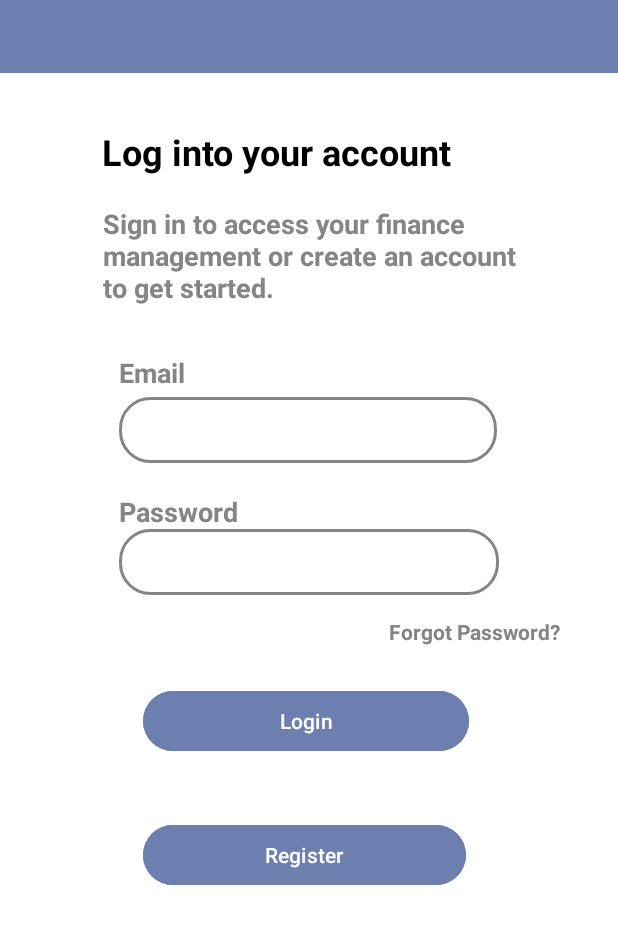
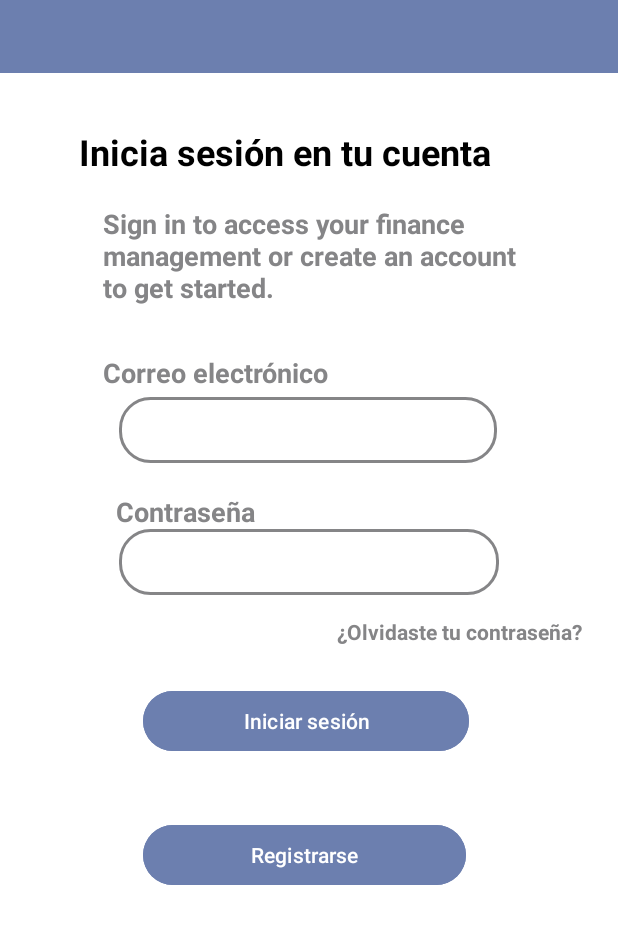
Before and after one commit to TomasGutierrezO/EcoNomada, an Android app: the screen it shows after launch (AuthActivity), on a phone screen of 412 x 824 dp, the part 175-1119 px from its top. Run offline under Robolectric (Android 15) with nearby library versions, the phone set to English and light mode, and no system bars; our stand-ins replace Firebase (no records; nobody signed in at launch, a user with empty details on screens opened directly).

Commit message:
fix: strings corrected

```diff
--- a/app/src/main/res/layout/activity_auth.xml
+++ b/app/src/main/res/layout/activity_auth.xml
@@ -34,7 +34,7 @@
         android:layout_height="wrap_content"
         android:layout_marginTop="36dp"
         android:layout_marginBottom="20dp"
-        android:text="Log into your account"
+        android:text="@string/log_into_your_account"
         android:textColor="#000000"
         android:textSize="24sp"
         android:textStyle="bold"
@@ -108,7 +108,7 @@
         android:layout_marginStart="80dp"
         android:layout_marginEnd="296dp"
         android:layout_marginBottom="48dp"
-        android:text="Email"
+        android:text="@string/email"
         android:textColor="#858587"
         android:textSize="18sp"
         android:textStyle="bold"
@@ -127,7 +127,7 @@
         android:layout_marginTop="20dp"
         android:layout_marginEnd="267dp"
         android:layout_marginBottom="49dp"
-        android:text="Password"
+        android:text="@string/password"
         android:textColor="#858587"
         android:textSize="18sp"
         android:textStyle="bold"
@@ -144,7 +144,7 @@
         android:layout_height="wrap_content"
         android:layout_marginStart="167dp"
         android:layout_marginTop="8dp"
-        android:text="Forgot Password?"
+        android:text="@string/forgot_password"
         android:textColor="#858587"
         android:textStyle="bold"
         app:layout_constraintBottom_toTopOf="@+id/loginButton"
@@ -160,7 +160,7 @@
         android:layout_height="48dp"
         android:layout_marginTop="60dp"
         android:backgroundTint="#6C7FAF"
-        android:text="Login"
+        android:text="@string/login"
         android:textColor="#FFFFFF"
         app:layout_constraintEnd_toEndOf="parent"
         app:layout_constraintHorizontal_bias="0.489"
@@ -173,7 +173,7 @@
         android:layout_height="48dp"
         android:layout_marginTop="36dp"
         android:backgroundTint="#6C7FAF"
-        android:text="Register"
+        android:text="@string/register"
         android:textColor="#FFFFFF"
         app:layout_constraintBottom_toBottomOf="parent"
         app:layout_constraintEnd_toEndOf="parent"
--- a/app/src/main/res/values/strings.xml
+++ b/app/src/main/res/values/strings.xml
@@ -70,4 +70,8 @@
     <string name="monto1">Monto</string>
     <string name="depositar">Guardar</string>
     <string name="economada">EcoNómada</string>
+    <string name="name">Nombre</string>
+    <string name="document_number">Número de documento</string>
+    <string name="save">Guardar</string>
+    <string name="log_into_your_account">Inicia sesión en tu cuenta</string>
 </resources>
```
Also changed, not shown: app/src/main/res/layout/activity_edit_profile.xml (+4 -4 lines).
